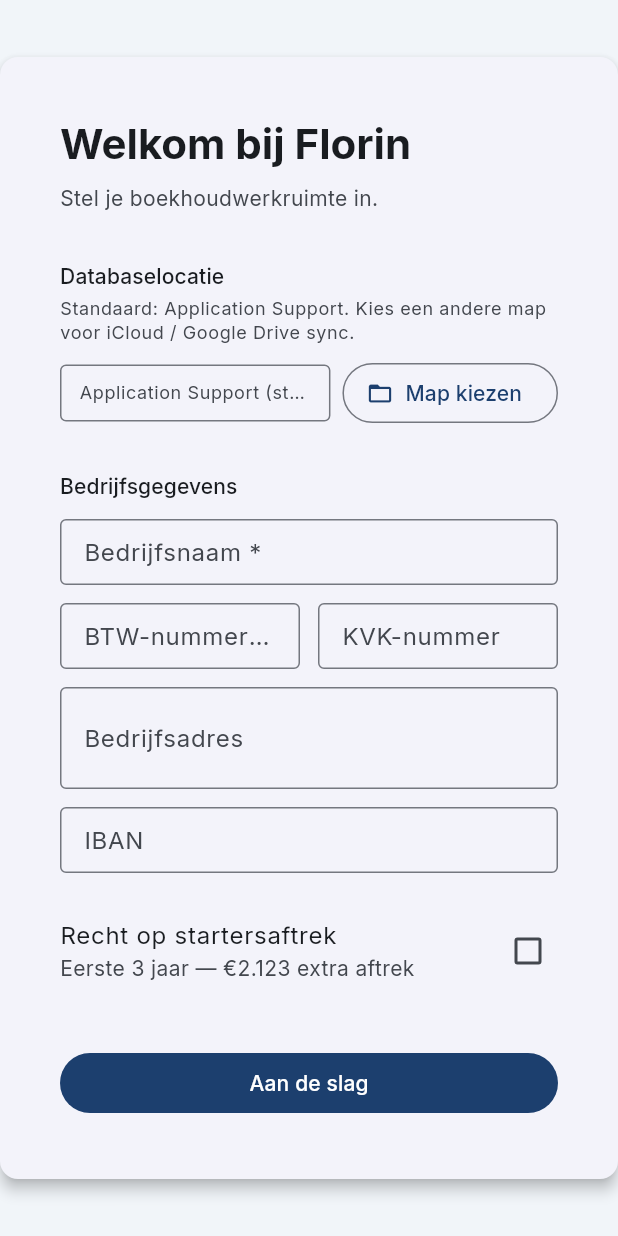
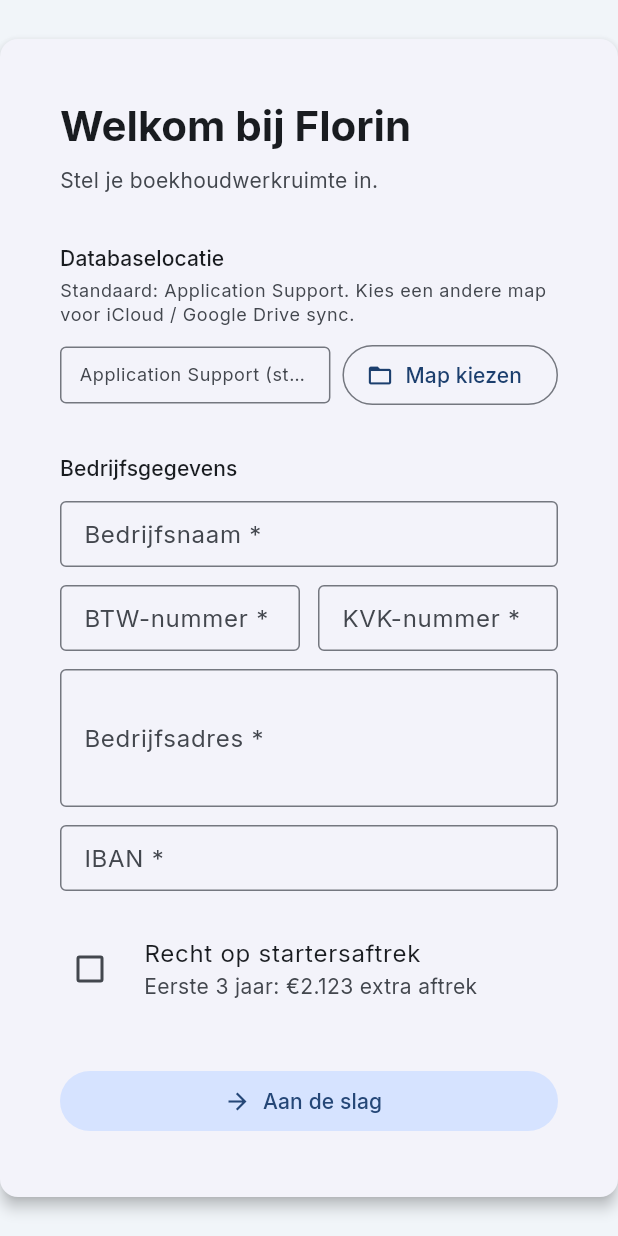
Before and after one commit to RashadAnsari/florin, a Flutter app: the screen it shows after launch, on a phone screen of 412 x 824 dp. Run offline on Flutter 3.47's test engine with Material 3 defaults, Android fonts, the phone set to English and light mode, and no system bars; our stand-ins replace csv, drift, file_picker, flutter_riverpod, go_router, google_fonts and 3 more; missing offline and left inert: window_manager; accounts and stored records are empty; generated files the repository leaves out were written again.

Commit message:
Update first lunch screen

```diff
--- a/lib/l10n/app_en.arb
+++ b/lib/l10n/app_en.arb
@@ -521,8 +521,10 @@
   "firstLaunchAddress": "Business address",
   "firstLaunchIban": "IBAN",
   "firstLaunchStarters": "Eligible for startersaftrek",
-  "firstLaunchStartersSubtitle": "First 3 years of business — €2,123 additional deduction",
+  "firstLaunchStartersSubtitle": "First 3 years of business: €2,123 additional deduction",
   "firstLaunchGetStarted": "Get started",
+  "firstLaunchSaveError": "Could not finish setup: {error}",
+  "@firstLaunchSaveError": { "placeholders": { "error": { "type": "String" } } },
 
   "confirmDeleteTitle": "Delete",
   "confirmDeleteCancel": "Cancel",
--- a/lib/l10n/app_localizations.dart
+++ b/lib/l10n/app_localizations.dart
@@ -2651,7 +2651,7 @@
   /// No description provided for @firstLaunchStartersSubtitle.
   ///
   /// In en, this message translates to:
-  /// **'First 3 years of business — €2,123 additional deduction'**
+  /// **'First 3 years of business: €2,123 additional deduction'**
   String get firstLaunchStartersSubtitle;
 
   /// No description provided for @firstLaunchGetStarted.
@@ -2659,6 +2659,12 @@
   /// In en, this message translates to:
   /// **'Get started'**
   String get firstLaunchGetStarted;
+
+  /// No description provided for @firstLaunchSaveError.
+  ///
+  /// In en, this message translates to:
+  /// **'Could not finish setup: {error}'**
+  String firstLaunchSaveError(String error);
 
   /// No description provided for @confirmDeleteTitle.
   ///
--- a/lib/l10n/app_nl.arb
+++ b/lib/l10n/app_nl.arb
@@ -521,8 +521,10 @@
   "firstLaunchAddress": "Bedrijfsadres",
   "firstLaunchIban": "IBAN",
   "firstLaunchStarters": "Recht op startersaftrek",
-  "firstLaunchStartersSubtitle": "Eerste 3 jaar — €2.123 extra aftrek",
+  "firstLaunchStartersSubtitle": "Eerste 3 jaar: €2.123 extra aftrek",
   "firstLaunchGetStarted": "Aan de slag",
+  "firstLaunchSaveError": "Kan setup niet afronden: {error}",
+  "@firstLaunchSaveError": { "placeholders": { "error": { "type": "String" } } },
 
   "confirmDeleteTitle": "Verwijderen",
   "confirmDeleteCancel": "Annuleren",
--- a/lib/screens/first_launch/first_launch_screen.dart
+++ b/lib/screens/first_launch/first_launch_screen.dart
@@ -4,6 +4,7 @@
 import '../../db/database.dart';
 import '../../providers/providers.dart';
 import '../../services/db_location_service.dart';
+import '../../services/vat_service.dart';
 
 class FirstLaunchScreen extends ConsumerStatefulWidget {
   const FirstLaunchScreen({super.key});
@@ -22,6 +23,7 @@
   bool _isStarter = false;
   String? _customPath;
   bool _saving = false;
+  String? _saveError;
 
   @override
   void dispose() {
@@ -41,7 +43,10 @@
 
   Future<void> _save() async {
     if (!_formKey.currentState!.validate()) return;
-    setState(() => _saving = true);
+    setState(() {
+      _saving = true;
+      _saveError = null;
+    });
     try {
       final prefs = ref.read(sharedPreferencesProvider);
       await prefs.setString('business_name', _name.text.trim());
@@ -61,9 +66,9 @@
       await ref.read(dbPathNotifierProvider).setPath(path);
     } catch (e) {
       if (mounted) {
-        ScaffoldMessenger.of(
-          context,
-        ).showSnackBar(SnackBar(content: Text('Error: $e')));
+        setState(() {
+          _saveError = AppLocalizations.of(context)!.firstLaunchSaveError('$e');
+        });
       }
     } finally {
       if (mounted) setState(() => _saving = false);
@@ -151,17 +156,17 @@
                     const SizedBox(height: 28),
 
                     Text(
-                      l.firstLaunchBusinessSection,
+                      l.settingsBusinessSection,
                       style: theme.textTheme.titleSmall,
                     ),
                     const SizedBox(height: 12),
                     TextFormField(
                       controller: _name,
                       decoration: InputDecoration(
-                        labelText: l.firstLaunchBusinessName,
+                        labelText: '${l.settingsBusinessName} *',
                       ),
                       validator: (v) => (v == null || v.trim().isEmpty)
-                          ? l.firstLaunchValidateBusinessName
+                          ? l.settingsValidateName
                           : null,
                     ),
                     const SizedBox(height: 12),
@@ -171,8 +176,16 @@
                           child: TextFormField(
                             controller: _vat,
                             decoration: InputDecoration(
-                              labelText: l.firstLaunchVat,
+                              labelText: '${l.settingsVatNumber} *',
                             ),
+                            validator: (s) {
+                              final v = s?.trim() ?? '';
+                              if (v.isEmpty) return l.settingsValidateVat;
+                              if (!isValidDutchVatNumber(v)) {
+                                return l.settingsValidateVatFormat;
+                              }
+                              return null;
+                            },
                           ),
                         ),
                         const SizedBox(width: 12),
@@ -180,8 +193,16 @@
                           child: TextFormField(
                             controller: _kvk,
                             decoration: InputDecoration(
-                              labelText: l.firstLaunchKvk,
+                              labelText: '${l.settingsKvkNumber} *',
                             ),
+                            validator: (s) {
+                              final v = s?.trim() ?? '';
+                              if (v.isEmpty) return l.settingsValidateKvk;
+                              if (!isValidKvkNumber(v)) {
+                                return l.settingsValidateKvkFormat;
+                              }
+                              return null;
+                            },
                           ),
                         ),
                       ],
@@ -190,38 +211,67 @@
                     TextFormField(
                       controller: _address,
                       decoration: InputDecoration(
-                        labelText: l.firstLaunchAddress,
+                        labelText: '${l.settingsBusinessAddress} *',
                       ),
-                      maxLines: 2,
+                      maxLines: 4,
+                      minLines: 3,
+                      validator: (s) => (s == null || s.trim().isEmpty)
+                          ? l.settingsValidateAddress
+                          : null,
                     ),
                     const SizedBox(height: 12),
                     TextFormField(
                       controller: _iban,
-                      decoration: InputDecoration(labelText: l.firstLaunchIban),
+                      decoration: InputDecoration(
+                        labelText: '${l.settingsIban} *',
+                      ),
+                      validator: (s) {
+                        final v = s?.trim() ?? '';
+                        if (v.isEmpty) return l.settingsValidateIban;
+                        if (!isValidIban(v)) {
+                          return l.settingsValidateIbanFormat;
+                        }
+                        return null;
+                      },
                     ),
                     const SizedBox(height: 16),
                     CheckboxListTile(
                       value: _isStarter,
                       onChanged: (v) => setState(() => _isStarter = v ?? false),
-                      title: Text(l.firstLaunchStarters),
+                      title: Text(l.settingsStartersaftrek),
                       subtitle: Text(l.firstLaunchStartersSubtitle),
+                      controlAffinity: ListTileControlAffinity.leading,
                       contentPadding: EdgeInsets.zero,
                     ),
+                    if (_saveError != null) ...[
+                      const SizedBox(height: 12),
+                      Text(
+                        _saveError!,
+                        style: theme.textTheme.bodySmall?.copyWith(
+                          color: theme.colorScheme.error,
+                        ),
+                      ),
+                    ],
                     const SizedBox(height: 28),
                     SizedBox(
                       width: double.infinity,
-                      child: FilledButton(
+                      child: FilledButton.icon(
+                        style: FilledButton.styleFrom(
+                          backgroundColor: theme.colorScheme.primaryContainer,
+                          foregroundColor: theme.colorScheme.onPrimaryContainer,
+                        ),
                         onPressed: _saving ? null : _save,
-                        child: _saving
-                            ? const SizedBox(
-                                height: 20,
-                                width: 20,
+                        icon: _saving
+                            ? SizedBox(
+                                height: 18,
+                                width: 18,
                                 child: CircularProgressIndicator(
                                   strokeWidth: 2,
-                                  color: Colors.white,
+                                  color: theme.colorScheme.onPrimaryContainer,
                                 ),
                               )
-                            : Text(l.firstLaunchGetStarted),
+                            : const Icon(Icons.arrow_forward),
+                        label: Text(l.firstLaunchGetStarted),
                       ),
                     ),
                   ],
--- a/lib/screens/settings/settings_screen.dart
+++ b/lib/screens/settings/settings_screen.dart
@@ -220,6 +220,7 @@
                     value: _isStarter,
                     onChanged: (v) => setState(() => _isStarter = v ?? false),
                     title: Text(l.settingsStartersaftrek),
+                    subtitle: Text(l.firstLaunchStartersSubtitle),
                     contentPadding: EdgeInsets.zero,
                     controlAffinity: ListTileControlAffinity.leading,
                   ),
```
Also changed, not shown: lib/l10n/app_localizations_en.dart (+6 -1 lines), lib/l10n/app_localizations_nl.dart (+6 -1 lines).
